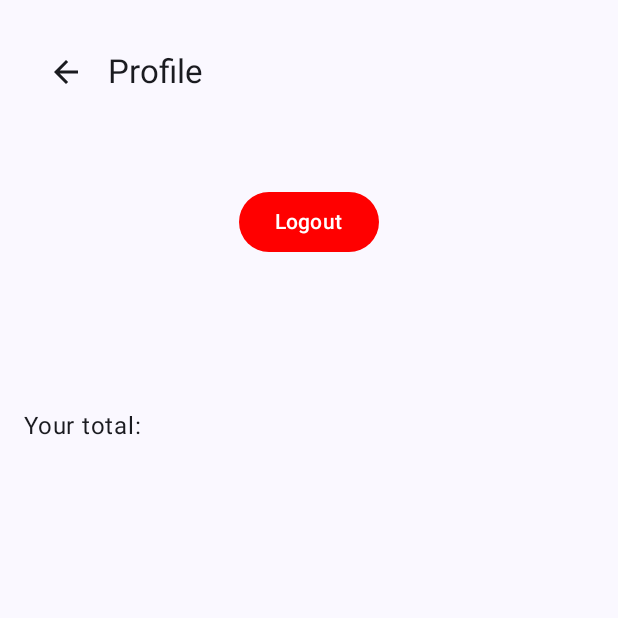
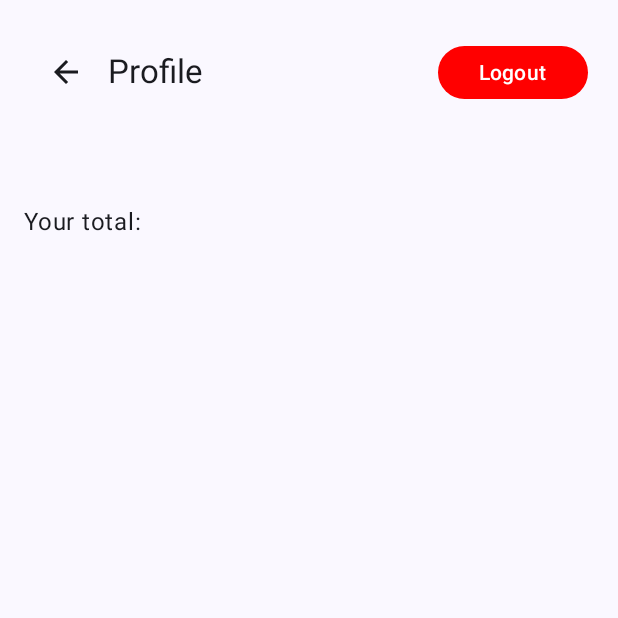
Before and after one commit to w1n41/FinanceManagerProject, an Android app built with Jetpack Compose: the ProfileScreen screen opened through its navigation route, on a phone screen of 412 x 824 dp, the top half of it. Run offline under Robolectric (Android 15) with nearby library versions, the phone set to English and light mode, and no system bars; our stand-ins replace Firebase (no records; nobody signed in at launch, a user with empty details on screens opened directly).

Commit message:
patch 1.1
Added function to add spending limit, reworked statistics screen (now it names "ProfileScreen").

```diff
--- a/app/src/main/java/com/example/financemanager/screens/DashboardScreen.kt
+++ b/app/src/main/java/com/example/financemanager/screens/DashboardScreen.kt
@@ -7,6 +7,7 @@ import androidx.compose.foundation.Canvas
 import androidx.compose.foundation.layout.Arrangement
 import androidx.compose.foundation.layout.Box
 import androidx.compose.foundation.layout.Column
+import androidx.compose.foundation.layout.PaddingValues
 import androidx.compose.foundation.layout.Row
 import androidx.compose.foundation.layout.Spacer
 import androidx.compose.foundation.layout.fillMaxSize
@@ -19,6 +20,8 @@ import androidx.compose.foundation.lazy.items
 import androidx.compose.material.icons.Icons
 import androidx.compose.material.icons.filled.Add
 import androidx.compose.material.icons.filled.Face
+import androidx.compose.material3.Button
+import androidx.compose.material3.ButtonColors
 import androidx.compose.material3.Card
 import androidx.compose.material3.ExperimentalMaterial3Api
 import androidx.compose.material3.FloatingActionButton
@@ -47,20 +50,15 @@ import androidx.compose.ui.unit.dp
 import androidx.compose.ui.unit.sp
 import androidx.navigation.NavHostController
 import com.example.financemanager.data.Transaction
+import com.example.financemanager.ui.theme.LightColorScheme
 import com.example.financemanager.viewmodels.FinanceViewModel
 
 @OptIn(ExperimentalMaterial3Api::class)
 @Composable
 fun DashboardScreen(
     navController: NavHostController,
-    viewModel: FinanceViewModel
+    viewModel: FinanceViewModel,
 ) {
-    val transactions = viewModel.transactions.collectAsState()
-    val spendingLimit = 200f
-
-    val totalSpent = transactions.value.sumOf { it.amount }.toFloat()
-    val spentPercentage = if (spendingLimit > 0) ((totalSpent / spendingLimit) * -1) else 0f
-
     LaunchedEffect(
         Unit
     ) {
@@ -80,18 +78,36 @@ fun DashboardScreen(
         },
         floatingActionButton = {
             FloatingActionButton(
-                onClick = { navController.navigate(Screens.ADDTRANSACTION) }
+                onClick = { navController.navigate(Screens.ADD_TRANSACTION) }
             ) {
                 Icon(Icons.Default.Add, "Add transaction")
             }
         }
     ) { padding ->
-        Column(Modifier.padding(padding)) {
-            Spacer(Modifier.height(6.dp))
+        MainContentDashboard(padding, viewModel, navController)
+    }
+}
+
+@Composable
+fun MainContentDashboard(modifier: PaddingValues, viewModel: FinanceViewModel, navController: NavHostController) {
+
+    val transactions = viewModel.transactions.collectAsState()
+    val spendingLimit = viewModel.spendingLimit.collectAsState()
+    val spendingLimitStatus = viewModel.settingSpendingLimit.collectAsState()
+
+    val totalSpent = transactions.value
+        .filter { it.amount < 0 }
+        .sumOf { it.amount }
+        .toFloat()
+    val spentPercentage = if (spendingLimit.value > 0) ((totalSpent / spendingLimit.value) * -1) else 0f
+
+    Column(Modifier.padding(modifier)) {
+        Spacer(Modifier.height(6.dp))
+        if (spendingLimit.value.toFloat() != 0f) {
             CircularProgressBar(
                 modifier = Modifier.align(Alignment.CenterHorizontally),
-                percentage = spentPercentage,
-                int = spendingLimit.toInt()
+                percentage = spentPercentage.toFloat(),
+                int = spendingLimit.value.toInt()
             )
             Spacer(Modifier.height(10.dp))
             LazyColumn(Modifier.fillMaxSize()) {
@@ -99,8 +115,37 @@ fun DashboardScreen(
                     TransactionItem(transaction)
                 }
             }
-            Log.d("Transactions", transactions.value.toString())
+        } else {
+            Row(
+                modifier = Modifier.fillMaxWidth(),
+                horizontalArrangement = Arrangement.Center
+            ) {
+                Button(
+                    onClick = {
+                        viewModel.changeSetSpendingLimitStatus()
+                    },
+                    colors = ButtonColors(
+                        LightColorScheme.primary,
+                        LightColorScheme.onPrimary,
+                        LightColorScheme.secondary,
+                        LightColorScheme.onSecondary
+                    )
+                ) {
+                    Text(
+                        text = "Set spending limit."
+                    )
+                }
+                if (spendingLimitStatus.value){
+                    navController.navigate(Screens.SET_SPENDING_LIMIT_DIALOG)
+                }
+            }
+            LazyColumn(Modifier.fillMaxSize()) {
+                items(transactions.value) { transaction ->
+                    TransactionItem(transaction)
+                }
+            }
         }
+        Log.d("Transactions", transactions.value.toString())
     }
 }
 
@@ -181,7 +226,7 @@ fun CircularProgressBar(
             horizontalAlignment = Alignment.CenterHorizontally
         ) {
             Text(
-                text = "You have left: ",
+                text = "Limit: ",
                 color = Color.Black,
                 fontSize = fontSize,
                 fontWeight = FontWeight.Bold
--- a/app/src/main/java/com/example/financemanager/screens/Navigation.kt
+++ b/app/src/main/java/com/example/financemanager/screens/Navigation.kt
@@ -1,14 +1,13 @@
 package com.example.financemanager.screens
 
-import android.provider.ContactsContract.Profile
 import androidx.compose.runtime.Composable
 import androidx.navigation.NavHostController
 import androidx.navigation.compose.NavHost
 import androidx.navigation.compose.composable
+import androidx.navigation.compose.dialog
 import com.example.financemanager.viewmodels.AuthViewModel
 import com.example.financemanager.viewmodels.FinanceViewModel
 import com.google.firebase.auth.FirebaseAuth
-import java.io.Serial
 
 @Composable
 fun FinanceNavigation(
@@ -31,11 +30,14 @@ fun FinanceNavigation(
         composable(Screens.DASHBOARD) {
             DashboardScreen(navController, financeViewModel)
         }
-        composable(Screens.ADDTRANSACTION) {
+        composable(Screens.ADD_TRANSACTION) {
             AddTransactionScreen(navController, financeViewModel)
         }
         composable(Screens.PROFILE) {
             ProfileScreen(navController, financeViewModel)
+        }
+        dialog(Screens.SET_SPENDING_LIMIT_DIALOG){
+            SetSpendingLimitDialog(financeViewModel, navController)
         }
     }
 }
@@ -43,6 +45,7 @@ fun FinanceNavigation(
 object Screens {
     const val LOGIN: String = "login"
     const val DASHBOARD: String = "dashboard"
-    const val ADDTRANSACTION: String = "add_transaction"
+    const val ADD_TRANSACTION: String = "add_transaction"
     const val PROFILE: String = "profile"
+    const val SET_SPENDING_LIMIT_DIALOG = "set_spending_limit_dialog"
 }
--- a/app/src/main/java/com/example/financemanager/screens/StatisticsScreen.kt
+++ b/app/src/main/java/com/example/financemanager/screens/ProfileScreen.kt
@@ -9,6 +9,7 @@ import androidx.compose.foundation.layout.fillMaxSize
 import androidx.compose.foundation.layout.fillMaxWidth
 import androidx.compose.foundation.layout.height
 import androidx.compose.foundation.layout.padding
+import androidx.compose.foundation.layout.width
 import androidx.compose.foundation.lazy.LazyColumn
 import androidx.compose.foundation.lazy.items
 import androidx.compose.material.icons.Icons
@@ -23,17 +24,14 @@ import androidx.compose.material3.Text
 import androidx.compose.material3.TopAppBar
 import androidx.compose.runtime.Composable
 import androidx.compose.runtime.collectAsState
-import androidx.compose.ui.Alignment
 import androidx.compose.ui.Modifier
 import androidx.compose.ui.graphics.Color
-import androidx.compose.ui.semantics.Role.Companion.Button
 import androidx.compose.ui.unit.dp
 import androidx.navigation.NavHostController
-import androidx.navigation.compose.currentBackStackEntryAsState
+import com.example.financemanager.ui.theme.LightColorScheme
 import com.example.financemanager.viewmodels.FinanceViewModel
 import com.example.financemanager.viewmodels.FireBaseRepository
 import com.google.firebase.auth.auth
-import com.google.firebase.ktx.Firebase
 
 @OptIn(ExperimentalMaterial3Api::class)
 @Composable
@@ -43,6 +41,8 @@ fun ProfileScreen(
 ) {
     val transactions = viewModel.transactions.collectAsState()
     val firebase = FireBaseRepository()
+    val spendingLimitStatus = viewModel.settingSpendingLimit.collectAsState()
+    val spendingLimit = viewModel.spendingLimit.collectAsState()
 
     Column(
         modifier = Modifier
@@ -55,6 +55,27 @@ fun ProfileScreen(
                 IconButton(onClick = { navController.popBackStack() }) {
                     Icon(Icons.AutoMirrored.Filled.ArrowBack, "Back")
                 }
+            },
+            actions = {
+                Button(
+                    modifier = Modifier.height(35.dp).width(100.dp),
+                    onClick = {
+                        try {
+                            com.google.firebase.Firebase.auth.signOut()
+                            navController.navigate(Screens.LOGIN){
+                                popUpTo(navController.graph.startDestinationId){
+                                    inclusive = true
+                                }
+                            }
+                        }
+                        catch (e: Exception){
+                            Log.e("Exception", e.message.toString())
+                        }
+                    },
+                    colors = ButtonColors(Color.Red, Color.White, Color.DarkGray, Color.White)
+                ){
+                    Text("Logout")
+                }
             }
         )
 
@@ -64,38 +85,44 @@ fun ProfileScreen(
                 transactions.sumOf { it.amount }
             }
 
+
         Row(
             modifier = Modifier.fillMaxWidth(),
             horizontalArrangement = Arrangement.Center
         ) {
             Text(firebase.username)
+        }
 
-        }
         Spacer(Modifier.height(20.dp))
-        Row (
-            modifier = Modifier.fillMaxWidth(),
-            horizontalArrangement = Arrangement.Center
-        ) {
-            Button(
-                onClick = {
-                    try {
-                        com.google.firebase.Firebase.auth.signOut()
-                        navController.navigate(Screens.LOGIN){
-                            popUpTo(navController.graph.startDestinationId){
-                                inclusive = true
-                            }
-                        }
-                    }
-                    catch (e: Exception){
-                        Log.e("Exception", e.message.toString())
-                    }
-                },
-                colors = ButtonColors(Color.Red, Color.White, Color.DarkGray, Color.White)
-            ){
-                Text("Logout")
+
+        if(spendingLimit.value.toInt() != 0){
+            Row(
+                modifier = Modifier.fillMaxWidth(),
+                horizontalArrangement = Arrangement.Center
+            ) {
+                Button(
+                    onClick = {
+                        viewModel.changeSetSpendingLimitStatus()
+                    },
+                    colors = ButtonColors(
+                        LightColorScheme.primary,
+                        LightColorScheme.onPrimary,
+                        LightColorScheme.secondary,
+                        LightColorScheme.onSecondary
+                    )
+                ) {
+                    Text(
+                        text = "Change spending limit."
+                    )
+                }
+                if (spendingLimitStatus.value){
+                    navController.navigate(Screens.SET_SPENDING_LIMIT_DIALOG)
+                }
             }
         }
-        Spacer(Modifier.height(100.dp))
+
+        Spacer(Modifier.height(12.dp))
+
         Row {
             Text("Your total: ")
         }
--- a/app/src/main/java/com/example/financemanager/ui/theme/Theme.kt
+++ b/app/src/main/java/com/example/financemanager/ui/theme/Theme.kt
@@ -9,6 +9,7 @@ import androidx.compose.material3.dynamicDarkColorScheme
 import androidx.compose.material3.dynamicLightColorScheme
 import androidx.compose.material3.lightColorScheme
 import androidx.compose.runtime.Composable
+import androidx.compose.ui.graphics.Color
 import androidx.compose.ui.platform.LocalContext
 
 private val DarkColorScheme = darkColorScheme(
@@ -17,12 +18,10 @@ private val DarkColorScheme = darkColorScheme(
     tertiary = Pink80
 )
 
-private val LightColorScheme = lightColorScheme(
+val LightColorScheme = lightColorScheme(
     primary = Purple40,
     secondary = PurpleGrey40,
-    tertiary = Pink40
-
-    /* Other default colors to override
+    tertiary = Pink40,
     background = Color(0xFFFFFBFE),
     surface = Color(0xFFFFFBFE),
     onPrimary = Color.White,
@@ -30,7 +29,6 @@ private val LightColorScheme = lightColorScheme(
     onTertiary = Color.White,
     onBackground = Color(0xFF1C1B1F),
     onSurface = Color(0xFF1C1B1F),
-    */
 )
 
 @Composable
--- a/app/src/main/java/com/example/financemanager/viewmodels/FinanceViewModel.kt
+++ b/app/src/main/java/com/example/financemanager/viewmodels/FinanceViewModel.kt
@@ -1,7 +1,5 @@
 package com.example.financemanager.viewmodels
 
-import android.util.Log
-import androidx.compose.runtime.collectAsState
 import androidx.lifecycle.ViewModel
 import androidx.lifecycle.viewModelScope
 import com.example.financemanager.data.Transaction
@@ -15,8 +13,11 @@ class FinanceViewModel : ViewModel() {
     private val _transactions = MutableStateFlow<List<Transaction>>(emptyList())
     val transactions = _transactions.asStateFlow()
 
-    private val _spendingLimit = MutableStateFlow(0.0)
-    val spendingLimit = _spendingLimit.asStateFlow()
+    private val _settingSpendingLimit = MutableStateFlow(false)
+    val settingSpendingLimit = _settingSpendingLimit.asStateFlow()
+
+    private var _spendingLimit = MutableStateFlow(0.0)
+    var spendingLimit = _spendingLimit.asStateFlow()
 
     init {
         loadTransactions()
@@ -49,6 +50,10 @@ class FinanceViewModel : ViewModel() {
         }
     }
 
+    fun changeSetSpendingLimitStatus(){
+        _settingSpendingLimit.value = !_settingSpendingLimit.value
+    }
+
     fun setSpendingLimit(limit: Double) {
         viewModelScope.launch {
             try {
--- a/app/src/main/java/com/example/financemanager/viewmodels/FireBaseRepository.kt
+++ b/app/src/main/java/com/example/financemanager/viewmodels/FireBaseRepository.kt
@@ -11,7 +11,7 @@ import kotlin.coroutines.suspendCoroutine
 
 class FireBaseRepository {
     private val firestore = FirebaseFirestore.getInstance()
-    val auth = FirebaseAuth.getInstance()
+    private val auth = FirebaseAuth.getInstance()
 
     val username = auth.currentUser?.email ?: "Can't get email"
 
@@ -47,11 +47,15 @@ class FireBaseRepository {
         } ?: emptyList()
     }
 
-    suspend fun setSpendingLimit(limit: Double) = suspendCoroutine<Unit> { continuation ->
+    suspend fun setSpendingLimit(limit: Double) = suspendCoroutine { continuation ->
         usersCollection.document(getCurrentUserId()!!)
             .set(mapOf("spendingLimit" to limit))
-            .addOnSuccessListener { continuation.resume(Unit) }
-            .addOnFailureListener { e -> continuation.resumeWithException(e) }
+            .addOnSuccessListener {
+                continuation.resume(Unit)
+            }
+            .addOnFailureListener {
+                e -> continuation.resumeWithException(e)
+            }
     }
 
     suspend fun getSpendingLimit(): Double = suspendCoroutine { continuation ->
```
Also changed, not shown: app/src/main/java/com/example/financemanager/screens/SetSpendingLimit.kt (added, +74 -0 lines), app/src/main/java/com/example/financemanager/viewmodels/FInanceRepository.kt (deleted, +0 -30 lines).
